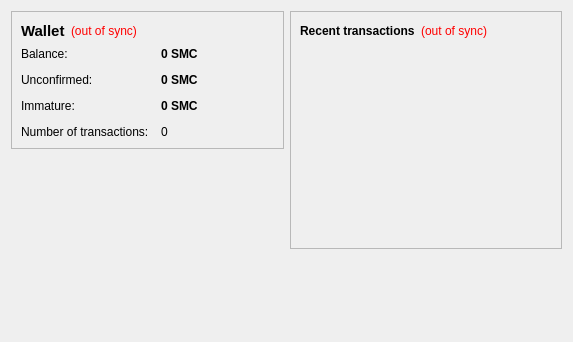
bitcoinbet/UWECoin, file src/qt/forms/overviewpage.ui: the form before one commit.
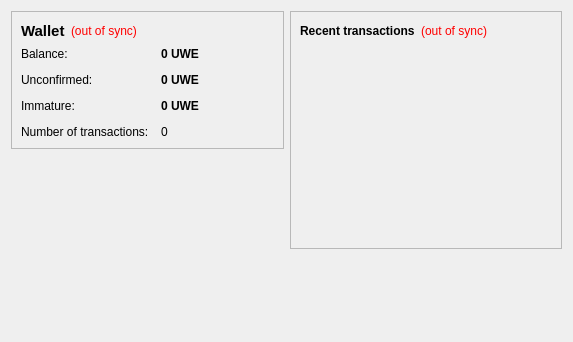
The form after the commit.

Diff of the .ui file:
```diff
--- a/src/qt/forms/overviewpage.ui
+++ b/src/qt/forms/overviewpage.ui
@@ -105,7 +105,7 @@
              <string>Your current balance</string>
             </property>
             <property name="text">
-             <string notr="true">0 SMC</string>
+             <string notr="true">0 UWE</string>
             </property>
             <property name="textInteractionFlags">
              <set>Qt::LinksAccessibleByMouse|Qt::TextSelectableByKeyboard|Qt::TextSelectableByMouse</set>
@@ -134,7 +134,7 @@
              <string>Total of transactions that have yet to be confirmed, and do not yet count toward the current balance</string>
             </property>
             <property name="text">
-             <string notr="true">0 SMC</string>
+             <string notr="true">0 UWE</string>
             </property>
             <property name="textInteractionFlags">
              <set>Qt::LinksAccessibleByMouse|Qt::TextSelectableByKeyboard|Qt::TextSelectableByMouse</set>
@@ -177,7 +177,7 @@
              <string>Mined balance that has not yet matured</string>
             </property>
             <property name="text">
-             <string notr="true">0 SMC</string>
+             <string notr="true">0 UWE</string>
             </property>
             <property name="textInteractionFlags">
              <set>Qt::LinksAccessibleByMouse|Qt::TextSelectableByKeyboard|Qt::TextSelectableByMouse</set>
```
